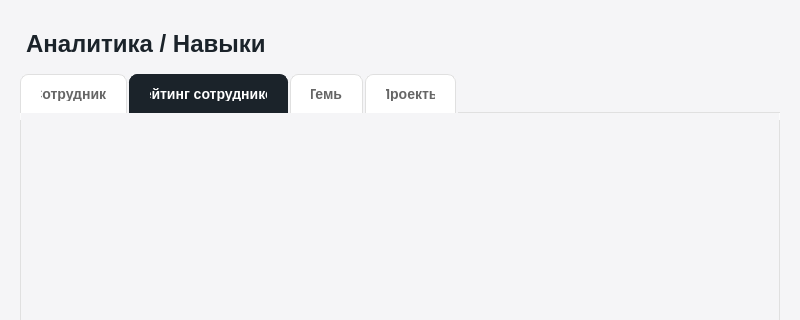
The window that ui/analytics/analytics_page.ui (lerakaplich/TaskPlanner2) describes before a commit, drawn with Qt 5; both pictures show x 0 to 800 and y 0 to 320 of the 800 by 600 pixel window.
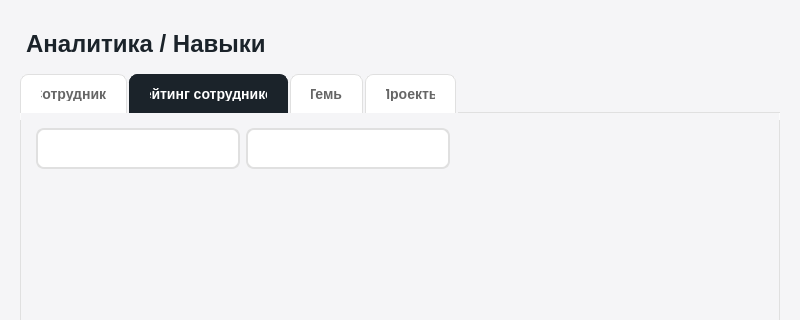
The same window after the commit. The open tabs and pages were chosen to show the change.

```diff
--- a/ui/analytics/analytics_page.ui
+++ b/ui/analytics/analytics_page.ui
@@ -142,6 +142,105 @@
        <property name="bottomMargin">
         <number>15</number>
        </property>
+       <item>
+        <layout class="QHBoxLayout" name="horizontalLayout">
+         <item>
+          <widget class="QComboBox" name="periodFilter">
+           <property name="minimumSize">
+            <size>
+             <width>186</width>
+             <height>41</height>
+            </size>
+           </property>
+           <property name="maximumSize">
+            <size>
+             <width>16777215</width>
+             <height>41</height>
+            </size>
+           </property>
+           <property name="styleSheet">
+            <string notr="true">
+QComboBox {
+    border: 2px solid #E0E0E0;
+    border-radius: 8px;
+    padding: 8px 16px;
+    font-size: 14px;
+    background-color: white;
+    min-width: 150px;
+	color: black;
+}
+QComboBox:hover {
+    border: 2px solid #ccab6e;
+}
+QComboBox::drop-down {
+    border: none;
+}
+         </string>
+           </property>
+           <property name="editable">
+            <bool>true</bool>
+           </property>
+           <property name="placeholderText" stdset="0">
+            <string>Все проекты</string>
+           </property>
+          </widget>
+         </item>
+         <item>
+          <widget class="QComboBox" name="departmentFilter">
+           <property name="minimumSize">
+            <size>
+             <width>186</width>
+             <height>41</height>
+            </size>
+           </property>
+           <property name="maximumSize">
+            <size>
+             <width>16777215</width>
+             <height>41</height>
+            </size>
+           </property>
+           <property name="styleSheet">
+            <string notr="true">
+QComboBox {
+    border: 2px solid #E0E0E0;
+    border-radius: 8px;
+    padding: 8px 16px;
+    font-size: 14px;
+    background-color: white;
+    min-width: 150px;
+	color: black;
+}
+QComboBox:hover {
+    border: 2px solid #ccab6e;
+}
+QComboBox::drop-down {
+    border: none;
+}
+         </string>
+           </property>
+           <property name="editable">
+            <bool>true</bool>
+           </property>
+           <property name="placeholderText" stdset="0">
+            <string>Все исполнители</string>
+           </property>
+          </widget>
+         </item>
+         <item>
+          <spacer name="horizontalSpacer">
+           <property name="orientation">
+            <enum>Qt::Horizontal</enum>
+           </property>
+           <property name="sizeHint" stdset="0">
+            <size>
+             <width>40</width>
+             <height>20</height>
+            </size>
+           </property>
+          </spacer>
+         </item>
+        </layout>
+       </item>
        <item>
         <widget class="QScrollArea" name="ratingScroll">
          <property name="styleSheet">
@@ -155,8 +254,8 @@
            <rect>
             <x>0</x>
             <y>0</y>
-            <width>724</width>
-            <height>486</height>
+            <width>728</width>
+            <height>384</height>
            </rect>
           </property>
           <property name="styleSheet">
```
Left out of the diff: 91 changed lines with no effect on the pictures.
